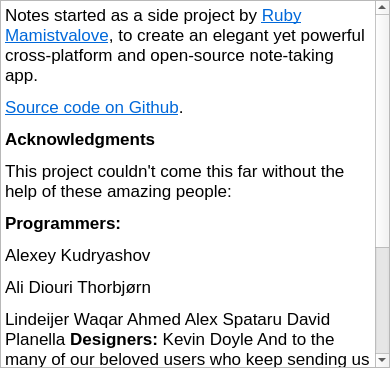
Qt form src/aboutwindow.ui (nuttyartist/notes) before a commit.
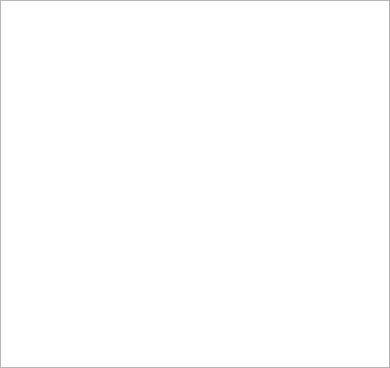
The same form after that commit.

Commit message: Remove Jost, Josefin Sans from code

Diff of the .ui file:
```diff
--- a/src/aboutwindow.ui
+++ b/src/aboutwindow.ui
@@ -39,14 +39,7 @@
 &lt;html&gt;&lt;head&gt;&lt;meta name=&quot;qrichtext&quot; content=&quot;1&quot; /&gt;&lt;style type=&quot;text/css&quot;&gt;
 p, li { white-space: pre-wrap; }
 &lt;/style&gt;&lt;/head&gt;&lt;body style=&quot; font-family:'.AppleSystemUIFont'; font-size:13pt; font-weight:400; font-style:normal;&quot;&gt;
-&lt;p style=&quot; margin-top:12px; margin-bottom:12px; margin-left:0px; margin-right:0px; -qt-block-indent:0; text-indent:0px;&quot;&gt;Notes started as a side project by &lt;a href=&quot;https://rubymamistvalove.com&quot;&gt;&lt;span style=&quot; text-decoration: underline; color:#0068da;&quot;&gt;Ruby Mamistvalove&lt;/span&gt;&lt;/a&gt;, to create an elegant yet powerful cross-platform and open-source note-taking app. &lt;/p&gt;
-&lt;p style=&quot; margin-top:12px; margin-bottom:12px; margin-left:0px; margin-right:0px; -qt-block-indent:0; text-indent:0px;&quot;&gt;&lt;a href=&quot;https://github.com/nuttyartist/notes&quot;&gt;&lt;span style=&quot; text-decoration: underline; color:#0068da;&quot;&gt;Source code on Github&lt;/span&gt;&lt;/a&gt;. &lt;/p&gt;
-&lt;p style=&quot; margin-top:12px; margin-bottom:12px; margin-left:0px; margin-right:0px; -qt-block-indent:0; text-indent:0px;&quot;&gt;&lt;span style=&quot; font-weight:600;&quot;&gt;Acknowledgments&lt;/span&gt; &lt;/p&gt;
-&lt;p style=&quot; margin-top:12px; margin-bottom:12px; margin-left:0px; margin-right:0px; -qt-block-indent:0; text-indent:0px;&quot;&gt;This project couldn't come this far without the help of these amazing people: &lt;/p&gt;
-&lt;p style=&quot; margin-top:12px; margin-bottom:12px; margin-left:0px; margin-right:0px; -qt-block-indent:0; text-indent:0px;&quot;&gt;&lt;span style=&quot; font-weight:600;&quot;&gt;Programmers:&lt;/span&gt; &lt;/p&gt;
-&lt;p style=&quot; margin-top:12px; margin-bottom:12px; margin-left:0px; margin-right:0px; -qt-block-indent:0; text-indent:0px;&quot;&gt;Alexey Kudryashov &lt;/p&gt;
-&lt;p style=&quot; margin-top:12px; margin-bottom:12px; margin-left:0px; margin-right:0px; -qt-block-indent:0; text-indent:0px;&quot;&gt;Ali Diouri Thorbjørn &lt;/p&gt;
-&lt;p style=&quot; margin-top:12px; margin-bottom:12px; margin-left:0px; margin-right:0px; -qt-block-indent:0; text-indent:0px;&quot;&gt;Lindeijer Waqar Ahmed Alex Spataru David Planella &lt;span style=&quot; font-weight:600;&quot;&gt;Designers:&lt;/span&gt; Kevin Doyle And to the many of our beloved users who keep sending us feedback, you are an essential force in helping us improve, thank you! &lt;span style=&quot; font-weight:600;&quot;&gt;Notes makes use of the following third-party libraries:&lt;/span&gt; QMarkdownTextEdit QSimpleUpdater QAutostart QXT &lt;span style=&quot; font-weight:600;&quot;&gt;Notes makes use of the following open source fonts:&lt;/span&gt; Roboto Source Sans Pro Jost Josefin Sans Trykker Mate iA Writer Mono iA Writer Duo iA Writer Quattro&lt;/p&gt;&lt;/body&gt;&lt;/html&gt;</string>
+&lt;p style=&quot;-qt-paragraph-type:empty; margin-top:0px; margin-bottom:0px; margin-left:0px; margin-right:0px; -qt-block-indent:0; text-indent:0px;&quot;&gt;&lt;br /&gt;&lt;/p&gt;&lt;/body&gt;&lt;/html&gt;</string>
      </property>
      <property name="openExternalLinks">
       <bool>true</bool>
```
The commit also changes 4 other files.
